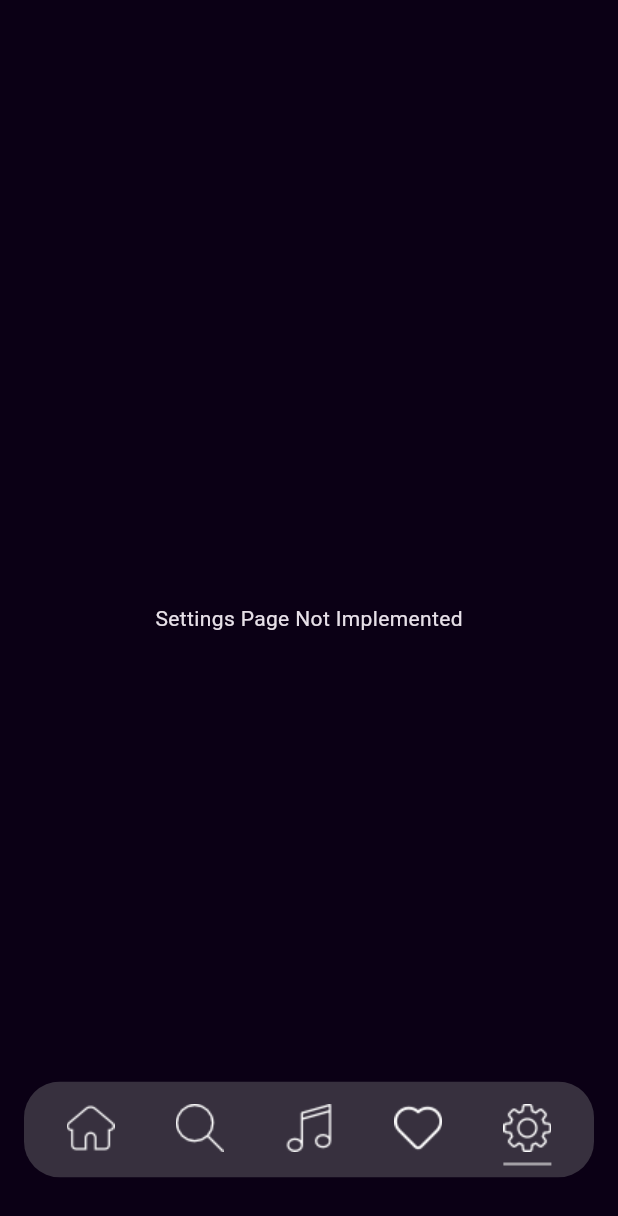
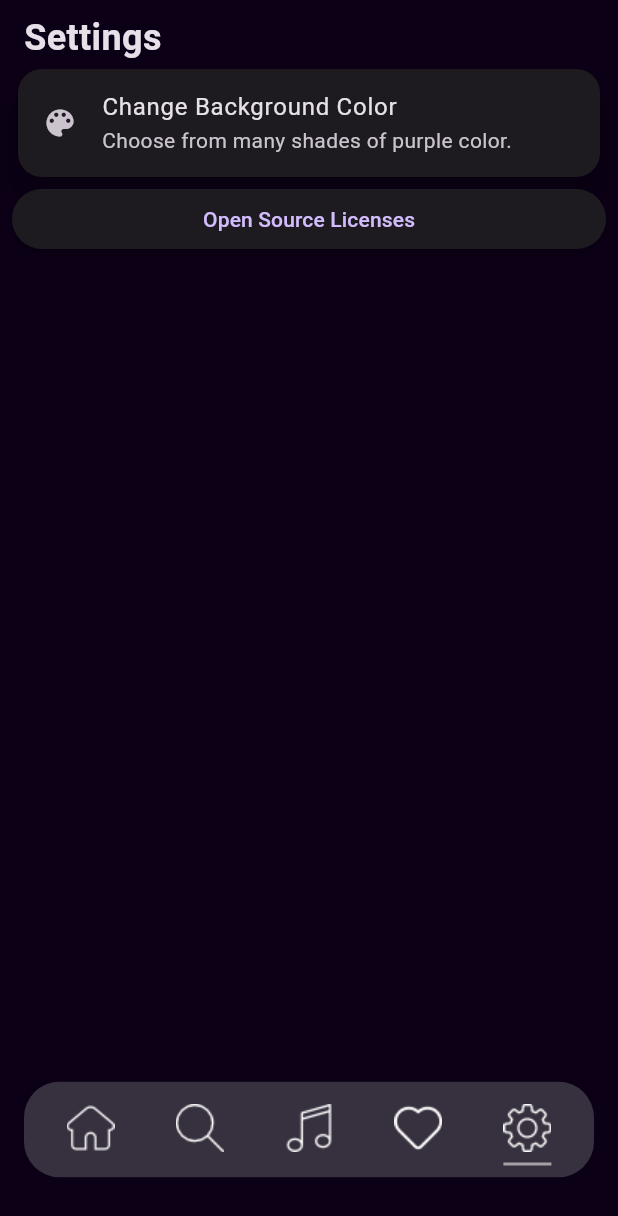
Before and after one commit to DurgaPrasadAG/modern_music_player, a Flutter app: the screen it shows after launch, item 5 of the bottom bar chosen, on a phone screen of 412 x 824 dp. Shown: the top 1216 px of the screen. Run offline on Flutter 3.47's test engine with Material 2 defaults, Android fonts, the phone set to English and light mode, and no system bars; our stand-ins replace assets_audio_player.

Commit message:
Added settings page and screenshot.

```diff
--- a/lib/components/heading.dart
+++ b/lib/components/heading.dart
@@ -8,11 +8,14 @@ class HeadingWidget extends StatelessWidget {
 
   @override
   Widget build(BuildContext context) {
-    return Text(
-      text,
-      style: const TextStyle(
-        fontSize: 24,
-        fontWeight: FontWeight.bold,
+    return Padding(
+      padding: const EdgeInsets.only(left: 8.0),
+      child: Text(
+        text,
+        style: const TextStyle(
+          fontSize: 24,
+          fontWeight: FontWeight.bold,
+        ),
       ),
     );
   }
--- a/lib/main.dart
+++ b/lib/main.dart
@@ -1,8 +1,9 @@
 import 'package:flutter/material.dart';
 import 'package:modern_music_player/screens/favourites_page.dart';
 import 'package:modern_music_player/screens/home_page.dart';
-import 'package:modern_music_player/screens/navigator_page.dart';
+import 'package:modern_music_player/screens/navigator_tab.dart';
 import 'package:modern_music_player/screens/search_page.dart';
+import 'package:modern_music_player/screens/settings_page.dart';
 import 'package:modern_music_player/theme/theming.dart';
 
 void main() {
@@ -23,7 +24,8 @@ class ModernMusicPlayer extends StatelessWidget {
         NavigatorPage.id: (context) => const NavigatorPage(),
         HomePage.id: (context) => const HomePage(),
         SearchPage.id: (context) => const SearchPage(),
-        FavouritesPage.id: (context) => const FavouritesPage()
+        FavouritesPage.id: (context) => const FavouritesPage(),
+        SettingsPage.id: (context) => const SettingsPage()
       },
     );
   }
--- a/lib/screens/navigator_page.dart
+++ b/lib/screens/navigator_tab.dart
@@ -5,6 +5,7 @@ import 'package:modern_music_player/data/navigator_tab_data.dart';
 import 'package:modern_music_player/screens/favourites_page.dart';
 import 'package:modern_music_player/screens/home_page.dart';
 import 'package:modern_music_player/screens/search_page.dart';
+import 'package:modern_music_player/screens/settings_page.dart';
 
 class NavigatorPage extends StatefulWidget {
   const NavigatorPage({super.key});
@@ -87,7 +88,7 @@ class _NavigatorPageState extends State<NavigatorPage>
         SearchPage(),
         Center(child: Text('Music Page Not Implemented')),
         FavouritesPage(),
-        Center(child: Text('Settings Page Not Implemented')),
+        SettingsPage(),
       ],
     );
   }
--- /dev/null
+++ b/lib/screens/settings_page.dart
@@ -0,0 +1,73 @@
+import 'package:flutter/material.dart';
+import 'package:modern_music_player/components/heading.dart';
+
+class SettingsPage extends StatefulWidget {
+  const SettingsPage({super.key});
+
+  static const id = '/settings';
+
+  @override
+  State<SettingsPage> createState() => _SettingsPageState();
+}
+
+class _SettingsPageState extends State<SettingsPage> {
+  @override
+  Widget build(BuildContext context) {
+    return Scaffold(
+      body: SafeArea(
+        child: Padding(
+          padding: const EdgeInsets.all(8.0),
+          child: Column(
+            crossAxisAlignment: CrossAxisAlignment.stretch,
+            children: [
+              const HeadingWidget(text: 'Settings'),
+              Card(
+                shape: RoundedRectangleBorder(
+                    borderRadius: BorderRadius.circular(16)),
+                elevation: 8,
+                child: ListTile(
+                  onTap: () {
+                    showDialogBox();
+                  },
+                  leading: const Icon(Icons.color_lens_rounded),
+                  title: const Text('Change Background Color'),
+                  subtitle:
+                      const Text('Choose from many shades of purple color.'),
+                ),
+              ),
+              ElevatedButton(onPressed: (){
+                showLicensePage(context: context, applicationName: 'Modern Music Player',applicationVersion: 'v1.0.0');
+              }, child: const Text('Open Source Licenses'))
+            ],
+          ),
+        ),
+      ),
+    );
+  }
+
+  void showDialogBox() {
+    showDialog(
+      barrierDismissible: true,
+      context: context,
+      builder: (context) {
+        return AlertDialog(
+          title: const Text('Background color'),
+          actions: [
+            TextButton(
+              onPressed: () {
+                Navigator.of(context).pop();
+              },
+              child: const Text('Cancel'),
+            ),
+            ElevatedButton(
+              onPressed: () {
+                Navigator.of(context).pop();
+              },
+              child: const Text('Apply'),
+            ),
+          ],
+        );
+      },
+    );
+  }
+}
```
Also changed, not shown: 1 other file.
